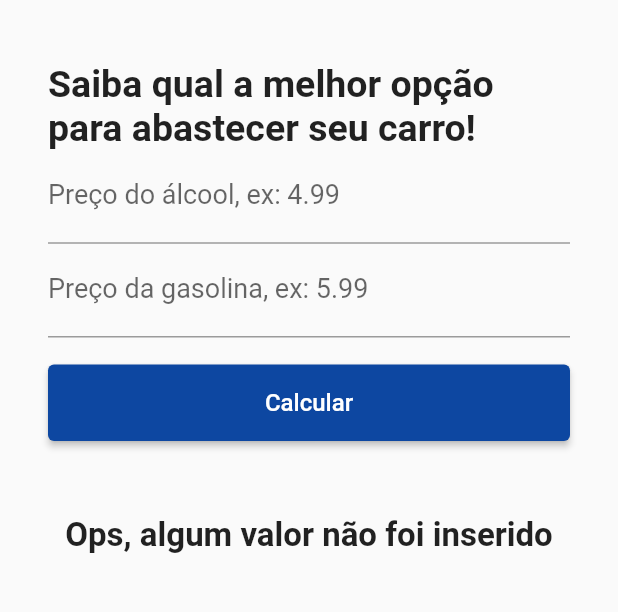
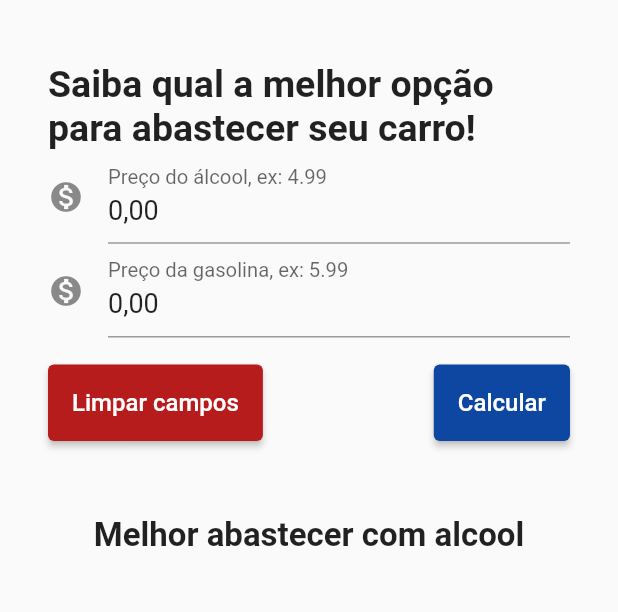
Before and after one commit to konhevalic/widgets, a Flutter app: the screen it shows after launch, after a tap on "Calcular", on a phone screen of 412 x 824 dp, the part 268-880 px from its top. Run offline on Flutter 3.47's test engine with Material 2 defaults, Android fonts, the phone set to English and light mode, and no system bars; our stand-ins replace extended_masked_text.

Commit message:
adicionando mascara aos valores de input

```diff
--- a/lib/combustivel.dart
+++ b/lib/combustivel.dart
@@ -1,4 +1,5 @@
 import 'package:flutter/material.dart';
+import 'package:extended_masked_text/extended_masked_text.dart';
 
 class Combustivel extends StatefulWidget {
   const Combustivel({ Key? key }) : super(key: key);
@@ -9,14 +10,14 @@ class Combustivel extends StatefulWidget {
 
 class _CombustivelState extends State<Combustivel> {
 
-  final TextEditingController _controllerAlcool = TextEditingController();
-  final TextEditingController _controllerGasolina = TextEditingController();
+  final TextEditingController _controllerAlcool = MoneyMaskedTextController(decimalSeparator: ',', thousandSeparator: '.');
+  final TextEditingController _controllerGasolina = MoneyMaskedTextController(decimalSeparator: ',', thousandSeparator: '.');
 
   var _resultado = "";
 
   void _calcular() {
-    double? precoAlcool = double.tryParse(_controllerAlcool.text);
-    double? precoGasolina = double.tryParse(_controllerGasolina.text);
+    double? precoAlcool = double.tryParse(_controllerAlcool.text.replaceAll(',', '.'));
+    double? precoGasolina = double.tryParse(_controllerGasolina.text.replaceAll(',', '.'));
 
     if(precoAlcool == null || precoGasolina == null) {
       setState(() {
@@ -26,19 +27,17 @@ class _CombustivelState extends State<Combustivel> {
       setState(() {
         _resultado = "Melhor abastecer com alcool";
       });
-     // _limparCampos();
     } else if (precoAlcool>=0.7*precoGasolina) {
       setState(() {
         _resultado = "Melhor abastecer com gasolina";
       });
-      //_limparCampos();
     }
   }
 
-  // void _limparCampos() {
-  //   _controllerGasolina.text = "";
-  //   _controllerAlcool.text = "";
-  // }
+  void _limparCampos() {
+    _controllerGasolina.text = "";
+    _controllerAlcool.text = "";
+  }
 
   @override
   Widget build(BuildContext context) {
@@ -71,6 +70,7 @@ class _CombustivelState extends State<Combustivel> {
               TextField(
                 keyboardType: TextInputType.number,
                 decoration: const InputDecoration(
+                  icon: Icon(Icons.monetization_on),
                   labelText: "Preço do álcool, ex: 4.99"
                 ),
                 style: const TextStyle(
@@ -81,6 +81,7 @@ class _CombustivelState extends State<Combustivel> {
               TextField(
                 keyboardType: TextInputType.number,
                 decoration: const InputDecoration(
+                  icon: Icon(Icons.monetization_on),
                   labelText: "Preço da gasolina, ex: 5.99"
                 ),
                 style: const TextStyle(
@@ -90,7 +91,21 @@ class _CombustivelState extends State<Combustivel> {
               ),
               Padding(
                 padding: const EdgeInsets.only(top: 18),
-                child: ElevatedButton (
+                child: Row(
+                  mainAxisAlignment: MainAxisAlignment.spaceBetween,
+                  children: [
+                    ElevatedButton (
+                      child: const Text(
+                        "Limpar campos",
+                        style: TextStyle(fontSize: 16)
+                      ),
+                      style: ElevatedButton.styleFrom(
+                        primary: Colors.red[900],
+                        padding: const EdgeInsets.all(16)
+                      ),
+                      onPressed: _limparCampos,
+                    ),
+                    ElevatedButton (
                       child: const Text(
                         "Calcular",
                         style: TextStyle(fontSize: 16)
@@ -100,6 +115,8 @@ class _CombustivelState extends State<Combustivel> {
                         padding: const EdgeInsets.all(16)
                       ),
                       onPressed: _calcular,
+                    ),
+                  ],
                 )
               ),
               Center(
--- a/pubspec.yaml
+++ b/pubspec.yaml
@@ -31,9 +31,11 @@ dependencies:
     sdk: flutter
 
 
+
   # The following adds the Cupertino Icons font to your application.
   # Use with the CupertinoIcons class for iOS style icons.
-  cupertino_icons: ^1.0.2
+  cupertino_icons: ^1.0.3
+  extended_masked_text: ^2.3.1
 
 dev_dependencies:
   flutter_test:
@@ -44,7 +46,7 @@ dev_dependencies:
   # activated in the `analysis_options.yaml` file located at the root of your
   # package. See that file for information about deactivating specific lint
   # rules and activating additional ones.
-  flutter_lints: ^1.0.0
+  flutter_lints: ^1.0.4
 
 # For information on the generic Dart part of this file, see the
 # following page: https://dart.dev/tools/pub/pubspec
```
Also changed, not shown: pubspec.lock. Lines whose indentation alone changed are shown as unchanged.
